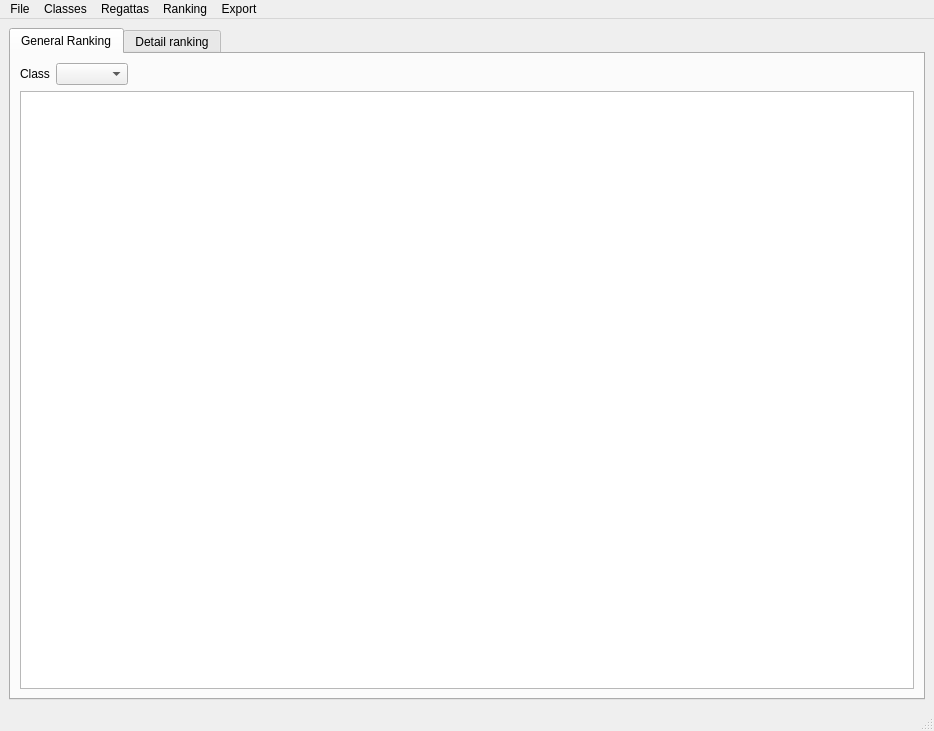
BackupTheBerlios/sailforlinux-svn, file classifiche/gui/MainWindow.ui: the form before one commit.
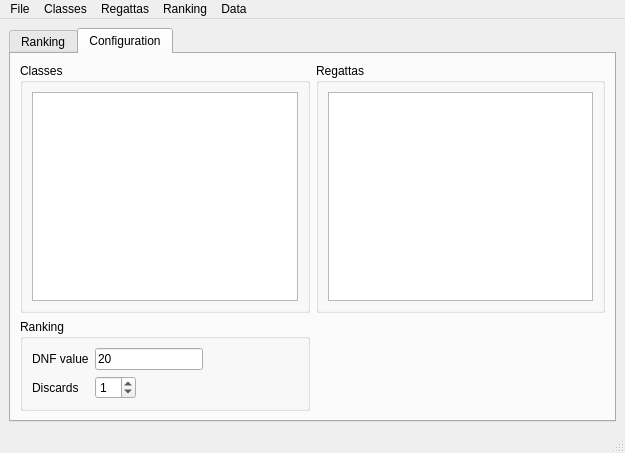
The form after the commit. The open tabs and pages were chosen to show the change.

```diff
--- a/classifiche/gui/MainWindow.ui
+++ b/classifiche/gui/MainWindow.ui
@@ -5,8 +5,8 @@
    <rect>
     <x>0</x>
     <y>0</y>
-    <width>934</width>
-    <height>731</height>
+    <width>625</width>
+    <height>453</height>
    </rect>
   </property>
   <property name="windowTitle" >
@@ -27,82 +27,7 @@
       </property>
       <widget class="QWidget" name="tab" >
        <attribute name="title" >
-        <string>General Ranking</string>
-       </attribute>
-       <layout class="QVBoxLayout" >
-        <property name="margin" >
-         <number>9</number>
-        </property>
-        <property name="spacing" >
-         <number>6</number>
-        </property>
-        <item>
-         <layout class="QGridLayout" >
-          <property name="margin" >
-           <number>0</number>
-          </property>
-          <property name="spacing" >
-           <number>6</number>
-          </property>
-          <item row="0" column="0" >
-           <widget class="QLabel" name="label" >
-            <property name="sizePolicy" >
-             <sizepolicy>
-              <hsizetype>0</hsizetype>
-              <vsizetype>5</vsizetype>
-              <horstretch>0</horstretch>
-              <verstretch>0</verstretch>
-             </sizepolicy>
-            </property>
-            <property name="text" >
-             <string>Class</string>
-            </property>
-           </widget>
-          </item>
-          <item row="0" column="1" >
-           <widget class="QComboBox" name="CB_Classes" >
-            <property name="sizePolicy" >
-             <sizepolicy>
-              <hsizetype>0</hsizetype>
-              <vsizetype>0</vsizetype>
-              <horstretch>0</horstretch>
-              <verstretch>0</verstretch>
-             </sizepolicy>
-            </property>
-           </widget>
-          </item>
-          <item row="0" column="2" >
-           <spacer>
-            <property name="orientation" >
-             <enum>Qt::Horizontal</enum>
-            </property>
-            <property name="sizeHint" >
-             <size>
-              <width>40</width>
-              <height>20</height>
-             </size>
-            </property>
-           </spacer>
-          </item>
-          <item row="1" column="0" colspan="3" >
-           <widget class="QTableWidget" name="tableWidget" >
-            <property name="sizePolicy" >
-             <sizepolicy>
-              <hsizetype>5</hsizetype>
-              <vsizetype>7</vsizetype>
-              <horstretch>0</horstretch>
-              <verstretch>0</verstretch>
-             </sizepolicy>
-            </property>
-           </widget>
-          </item>
-         </layout>
-        </item>
-       </layout>
-      </widget>
-      <widget class="QWidget" name="tab_2" >
-       <attribute name="title" >
-        <string>Detail ranking</string>
+        <string>Ranking</string>
        </attribute>
        <layout class="QVBoxLayout" >
         <property name="margin" >
@@ -159,6 +84,133 @@
         </item>
        </layout>
       </widget>
+      <widget class="QWidget" name="TAB_Configuration" >
+       <attribute name="title" >
+        <string>Configuration</string>
+       </attribute>
+       <layout class="QGridLayout" >
+        <property name="margin" >
+         <number>9</number>
+        </property>
+        <property name="spacing" >
+         <number>6</number>
+        </property>
+        <item row="0" column="1" >
+         <widget class="QGroupBox" name="groupBox_2" >
+          <property name="title" >
+           <string>Regattas</string>
+          </property>
+          <layout class="QVBoxLayout" >
+           <property name="margin" >
+            <number>9</number>
+           </property>
+           <property name="spacing" >
+            <number>6</number>
+           </property>
+           <item>
+            <widget class="QListWidget" name="L_Regattas" />
+           </item>
+          </layout>
+         </widget>
+        </item>
+        <item row="1" column="0" >
+         <widget class="QGroupBox" name="groupBox_3" >
+          <property name="title" >
+           <string>Ranking</string>
+          </property>
+          <layout class="QGridLayout" >
+           <property name="margin" >
+            <number>9</number>
+           </property>
+           <property name="spacing" >
+            <number>6</number>
+           </property>
+           <item row="0" column="0" >
+            <widget class="QLabel" name="label" >
+             <property name="text" >
+              <string>DNF value</string>
+             </property>
+            </widget>
+           </item>
+           <item row="1" column="0" >
+            <widget class="QLabel" name="label_3" >
+             <property name="text" >
+              <string>Discards</string>
+             </property>
+            </widget>
+           </item>
+           <item row="0" column="1" >
+            <widget class="QLineEdit" name="E_DNF" >
+             <property name="sizePolicy" >
+              <sizepolicy>
+               <hsizetype>0</hsizetype>
+               <vsizetype>0</vsizetype>
+               <horstretch>0</horstretch>
+               <verstretch>0</verstretch>
+              </sizepolicy>
+             </property>
+             <property name="text" >
+              <string>20</string>
+             </property>
+             <property name="maxLength" >
+              <number>2</number>
+             </property>
+            </widget>
+           </item>
+           <item row="1" column="1" >
+            <widget class="QSpinBox" name="SP_Discards" >
+             <property name="sizePolicy" >
+              <sizepolicy>
+               <hsizetype>0</hsizetype>
+               <vsizetype>0</vsizetype>
+               <horstretch>0</horstretch>
+               <verstretch>0</verstretch>
+              </sizepolicy>
+             </property>
+             <property name="maximum" >
+              <number>10</number>
+             </property>
+             <property name="value" >
+              <number>1</number>
+             </property>
+            </widget>
+           </item>
+           <item row="0" column="2" >
+            <spacer>
+             <property name="orientation" >
+              <enum>Qt::Horizontal</enum>
+             </property>
+             <property name="sizeHint" >
+              <size>
+               <width>40</width>
+               <height>20</height>
+              </size>
+             </property>
+            </spacer>
+           </item>
+          </layout>
+         </widget>
+        </item>
+        <item row="0" column="0" >
+         <widget class="QGroupBox" name="groupBox" >
+          <property name="title" >
+           <string>Classes</string>
+          </property>
+          <layout class="QVBoxLayout" >
+           <property name="margin" >
+            <number>9</number>
+           </property>
+           <property name="spacing" >
+            <number>6</number>
+           </property>
+           <item>
+            <widget class="QListWidget" name="L_Classes" />
+           </item>
+          </layout>
+         </widget>
+        </item>
+       </layout>
+      </widget>
      </widget>
     </item>
    </layout>
@@ -168,10 +220,17 @@
     <rect>
      <x>0</x>
      <y>0</y>
-     <width>934</width>
+     <width>625</width>
      <height>21</height>
     </rect>
    </property>
+   <widget class="QMenu" name="menuData" >
+    <property name="title" >
+     <string>Data</string>
+    </property>
+    <addaction name="actionExport" />
+    <addaction name="actionPrint" />
+   </widget>
    <widget class="QMenu" name="menuFile" >
     <property name="title" >
      <string>File</string>
@@ -200,25 +259,15 @@
     <property name="title" >
      <string>Ranking</string>
     </property>
-    <addaction name="actionNew_2" />
-    <addaction name="actionEdit" />
-    <addaction name="actionDelete_3" />
-   </widget>
-   <widget class="QMenu" name="menuExport" >
-    <property name="title" >
-     <string>Export</string>
-    </property>
-    <addaction name="actionGeneral_Ranking" />
-    <addaction name="actionDetail_Ranking" />
-    <addaction name="separator" />
-    <addaction name="actionPrint_General_Ranking" />
-    <addaction name="actionPrint_Detail_Ranking" />
+    <addaction name="actionNewRanking" />
+    <addaction name="actionEditRanking" />
+    <addaction name="actionDeleteRanking" />
    </widget>
    <addaction name="menuFile" />
    <addaction name="menuClasses" />
    <addaction name="menuRegattas" />
    <addaction name="menuRanking" />
-   <addaction name="menuExport" />
+   <addaction name="menuData" />
   </widget>
   <widget class="QStatusBar" name="statusbar" />
   <action name="actionOpen" >
```
Left out of the diff: 48 changed lines with no effect on the pictures.
